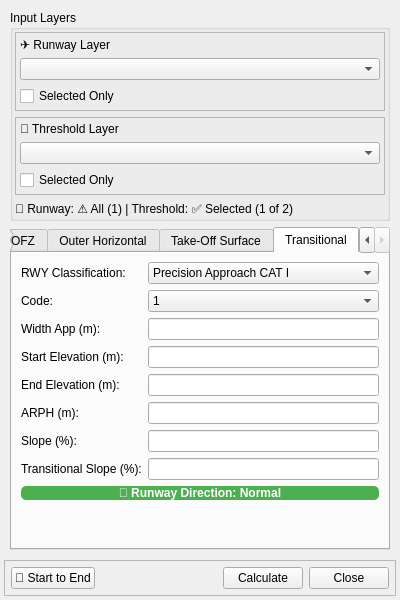
FLYGHT7/qOLS, file qols/qols_panel_base.ui: the form before one commit.
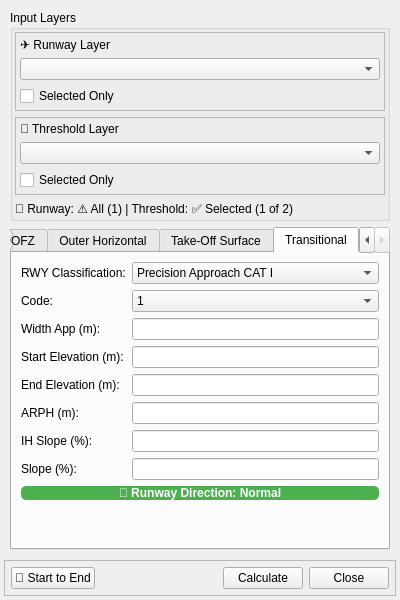
The form after the commit. The open tabs and pages were chosen to show the change. Custom widgets are drawn as their Qt base class.

Commit message: Update labels for slope inputs in Take-Off tab for clarity

Patch:
```diff
--- a/qols/qols_panel_base.ui
+++ b/qols/qols_panel_base.ui
@@ -1030,7 +1030,7 @@
         <item row="6" column="0">
          <widget class="QLabel" name="label_IHSlope_transitional">
           <property name="text">
-           <string>Slope (%):</string>
+       <string>IH Slope (%):</string>
           </property>
          </widget>
         </item>
@@ -1042,7 +1042,7 @@
         <item row="7" column="0">
          <widget class="QLabel" name="label_Tslope_transitional">
           <property name="text">
-           <string>Transitional Slope (%):</string>
+       <string>Slope (%):</string>
           </property>
          </widget>
         </item>
```
Lines whose indentation alone changed are shown as unchanged.
